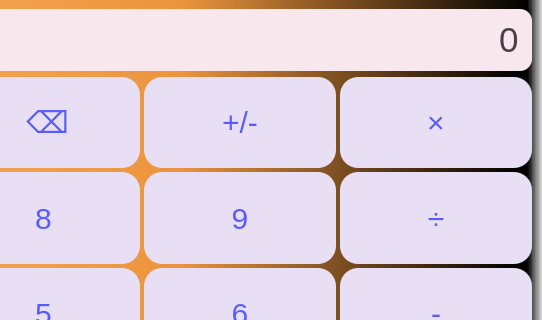
Above: mainwindow.ui from siddhi-bughani/oop-GUI-calculator before the change; both pictures show x 258 to 800 and y 0 to 320 of the 800 by 600 pixel window. Below: the same form after it.
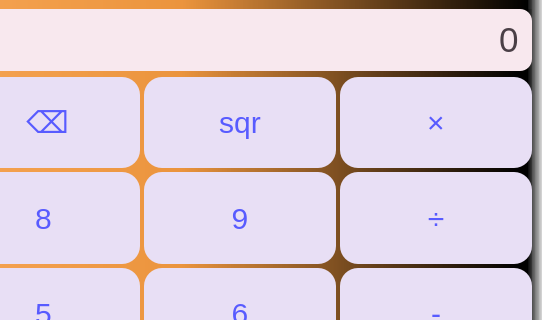
That is the form after the change.

Commit message: added operator functions and result calculation

```diff
--- a/mainwindow.ui
+++ b/mainwindow.ui
@@ -240,7 +240,7 @@
 </string>
          </property>
          <property name="text">
-          <string>+/-</string>
+          <string>sqr</string>
          </property>
         </widget>
        </item>
```
Left out of the diff: 4 changed lines with no effect on the pictures. The commit also changes 2 other files.
